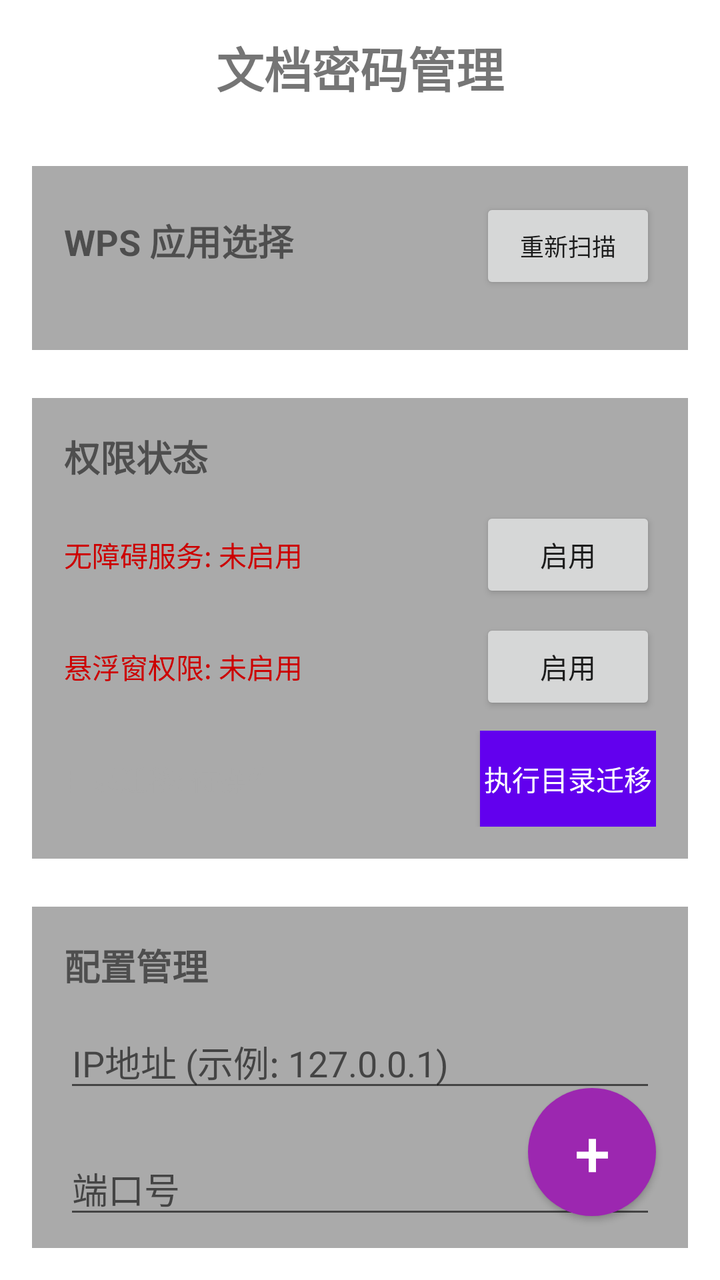
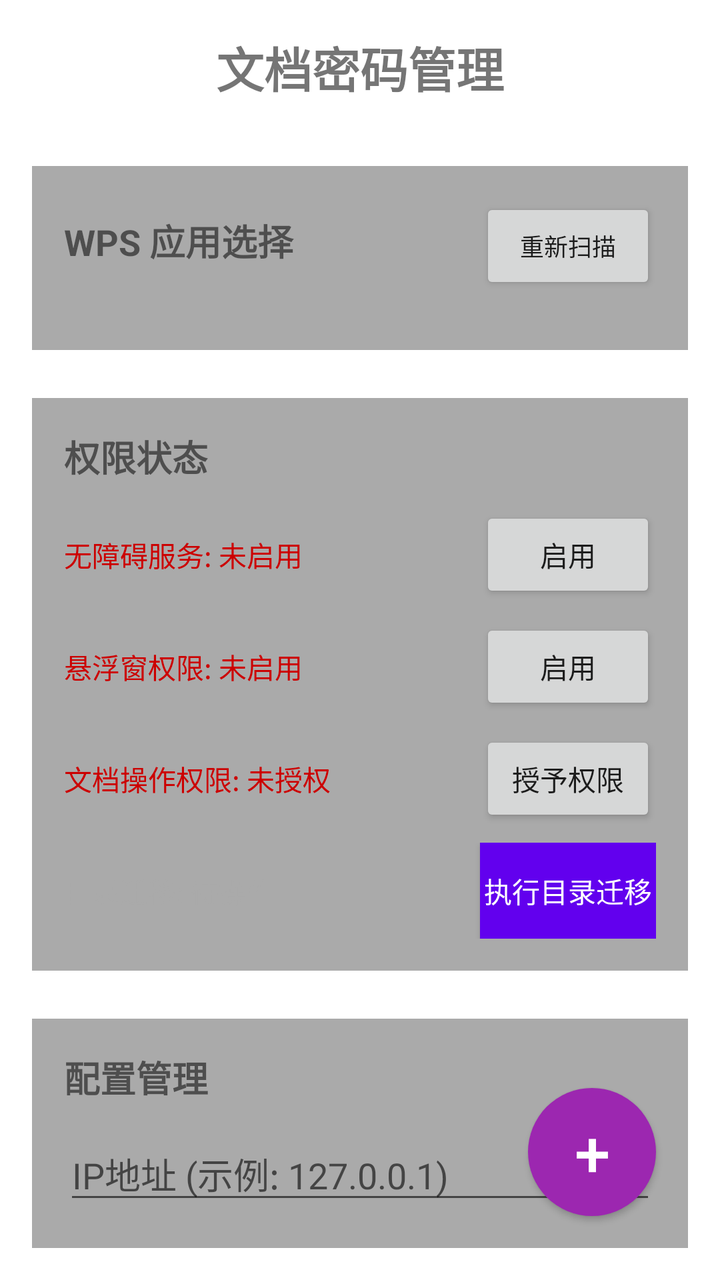

The first picture is an Android layout as it rendered before a commit; the second is the same layout after the commit. The layout source and the unified diff follow.
<!-- AndroidManifest.xml: application theme Theme.WpsPasswordManager -->
<!-- res/layout/activity_main.xml -->
<?xml version="1.0" encoding="utf-8"?>
<RelativeLayout xmlns:android="http://schemas.android.com/apk/res/android"
    xmlns:app="http://schemas.android.com/apk/res-auto"
    xmlns:tools="http://schemas.android.com/tools"
    android:layout_width="match_parent"
    android:layout_height="match_parent"
    tools:context=".ui.MainActivity">

    <androidx.core.widget.NestedScrollView
        android:layout_width="match_parent"
        android:layout_height="match_parent"
        android:padding="16dp">

    <LinearLayout
        android:layout_width="match_parent"
        android:layout_height="wrap_content"
        android:orientation="vertical">

    <TextView
        android:id="@+id/app_title"
        android:layout_width="wrap_content"
        android:layout_height="wrap_content"
        android:layout_gravity="center"
        android:layout_marginBottom="32dp"
        android:text="文档密码管理"
        android:textSize="24sp"
        android:textStyle="bold" />

    
    <LinearLayout
        android:layout_width="match_parent"
        android:layout_height="wrap_content"
        android:orientation="vertical"
        android:background="@android:color/darker_gray"
        android:padding="16dp"
        android:layout_marginBottom="24dp"
        android:radius="8dp">

        <LinearLayout
            android:layout_width="match_parent"
            android:layout_height="wrap_content"
            android:orientation="horizontal"
            android:layout_marginBottom="12dp">

            <TextView
                android:layout_width="0dp"
                android:layout_height="wrap_content"
                android:layout_weight="1"
                android:text="WPS 应用选择"
                android:textSize="18sp"
                android:textStyle="bold" />

            <Button
                android:id="@+id/scan_wps_button"
                android:layout_width="wrap_content"
                android:layout_height="wrap_content"
                android:text="重新扫描"
                android:textSize="12sp" />

        </LinearLayout>

        <LinearLayout
            android:id="@+id/wps_scanning_layout"
            android:layout_width="match_parent"
            android:layout_height="wrap_content"
            android:orientation="horizontal"
            android:gravity="center"
            android:visibility="gone"
            android:layout_marginBottom="12dp">

            <ProgressBar
                android:layout_width="24dp"
                android:layout_height="24dp"
                android:layout_marginEnd="8dp" />

            <TextView
                android:layout_width="wrap_content"
                android:layout_height="wrap_content"
                android:text="正在扫描应用..." />

        </LinearLayout>

        <LinearLayout
            android:id="@+id/wps_empty_layout"
            android:layout_width="match_parent"
            android:layout_height="wrap_content"
            android:orientation="vertical"
            android:visibility="gone"
            android:layout_marginBottom="12dp">

            <TextView
                android:layout_width="wrap_content"
                android:layout_height="wrap_content"
                android:text="未检测到 WPS 应用"
                android:textColor="@android:color/holo_red_dark"
                android:layout_gravity="center"
                android:layout_marginBottom="12dp" />

            <Button
                android:id="@+id/install_wps_button"
                android:layout_width="wrap_content"
                android:layout_height="wrap_content"
                android:text="前往应用商店安装"
                android:layout_gravity="center" />

        </LinearLayout>

        <androidx.recyclerview.widget.RecyclerView
            android:id="@+id/wps_app_list"
            android:layout_width="match_parent"
            android:layout_height="wrap_content"
            android:nestedScrollingEnabled="false"
            android:visibility="gone" />

        <TextView
            android:id="@+id/wps_selected_info"
            android:layout_width="wrap_content"
            android:layout_height="wrap_content"
            android:textSize="12sp"
            android:textColor="@android:color/holo_green_dark"
            android:visibility="gone"
            android:layout_marginTop="8dp" />

    </LinearLayout>

    
    <LinearLayout
        android:layout_width="match_parent"
        android:layout_height="wrap_content"
        android:orientation="vertical"
        android:background="@android:color/darker_gray"
        android:padding="16dp"
        android:layout_marginBottom="24dp"
        android:radius="8dp">

        <TextView
            android:id="@+id/permission_status_title"
            android:layout_width="wrap_content"
            android:layout_height="wrap_content"
            android:text="权限状态"
            android:textSize="18sp"
            android:textStyle="bold"
            android:layout_marginBottom="12dp"
            android:clickable="true"
            android:focusable="true" />

        <LinearLayout
            android:layout_width="match_parent"
            android:layout_height="wrap_content"
            android:orientation="horizontal"
            android:layout_marginBottom="8dp">

            <TextView
                android:id="@+id/accessibility_status"
                android:layout_width="0dp"
                android:layout_height="wrap_content"
                android:layout_weight="1"
                android:text="无障碍服务: 未启用"
                android:textColor="@android:color/holo_red_dark" />

            <Button
                android:id="@+id/enable_accessibility_button"
                android:layout_width="wrap_content"
                android:layout_height="wrap_content"
                android:text="启用" />

        </LinearLayout>

        <LinearLayout
            android:layout_width="match_parent"
            android:layout_height="wrap_content"
            android:orientation="horizontal"
            android:layout_marginBottom="8dp">

            <TextView
                android:id="@+id/overlay_status"
                android:layout_width="0dp"
                android:layout_height="wrap_content"
                android:layout_weight="1"
                android:text="悬浮窗权限: 未启用"
                android:textColor="@android:color/holo_red_dark" />

            <Button
                android:id="@+id/enable_overlay_button"
                android:layout_width="wrap_content"
                android:layout_height="wrap_content"
                android:text="启用" />

        </LinearLayout>

        <LinearLayout
            android:layout_width="match_parent"
            android:layout_height="wrap_content"
            android:orientation="horizontal">

            <TextView
                android:id="@+id/migration_status"
                android:layout_width="0dp"
                android:layout_height="wrap_content"
                android:layout_weight="1"
                android:text="目录迁移: 待操作"
                android:textColor="@android:color/darker_gray" />

            <Button
                android:id="@+id/migration_button"
                android:layout_width="wrap_content"
                android:layout_height="wrap_content"
                android:text="执行目录迁移"
                android:background="@color/purple_500"
                android:textColor="@color/white" />

        </LinearLayout>

    </LinearLayout>

    
    <LinearLayout
        android:layout_width="match_parent"
        android:layout_height="wrap_content"
        android:orientation="vertical"
        android:background="@android:color/darker_gray"
        android:padding="16dp"
        android:layout_marginBottom="24dp"
        android:radius="8dp">

        <TextView
            android:layout_width="wrap_content"
            android:layout_height="wrap_content"
            android:text="配置管理"
            android:textSize="18sp"
            android:textStyle="bold"
            android:layout_marginBottom="12dp" />

        <TextView
            android:id="@+id/user_info_text_view"
            android:layout_width="wrap_content"
            android:layout_height="wrap_content"
            android:layout_gravity="right"
            android:textColor="@android:color/holo_green_dark"
            android:layout_marginBottom="12dp"
            android:visibility="gone" />

        <LinearLayout
            android:layout_width="match_parent"
            android:layout_height="wrap_content"
            android:orientation="vertical"
            android:layout_marginBottom="12dp">

            <EditText
                android:id="@+id/ip_address_input"
                android:layout_width="match_parent"
                android:layout_height="wrap_content"
                android:hint="IP地址 (示例: 127.0.0.1)"
                android:inputType="text"
                android:layout_marginBottom="8dp" />

            <TextView
                android:id="@+id/ip_address_error"
                android:layout_width="match_parent"
                android:layout_height="wrap_content"
                android:textColor="@android:color/holo_red_dark"
                android:textSize="12sp"
                android:visibility="gone" />

        </LinearLayout>

        <LinearLayout
            android:layout_width="match_parent"
            android:layout_height="wrap_content"
            android:orientation="vertical"
            android:layout_marginBottom="12dp">

            <EditText
                android:id="@+id/port_input"
                android:layout_width="match_parent"
                android:layout_height="wrap_content"
                android:hint="端口号"
                android:inputType="number"
                android:layout_marginBottom="8dp" />

            <TextView
                android:id="@+id/port_error"
                android:layout_width="match_parent"
                android:layout_height="wrap_content"
                android:textColor="@android:color/holo_red_dark"
                android:textSize="12sp"
                android:visibility="gone" />

        </LinearLayout>

        <LinearLayout
            android:layout_width="match_parent"
            android:layout_height="wrap_content"
            android:orientation="vertical"
            android:layout_marginBottom="12dp">

            <EditText
                android:id="@+id/username_input"
                android:layout_width="match_parent"
                android:layout_height="wrap_content"
                android:hint="用户名"
                android:inputType="text"
                android:layout_marginBottom="8dp" />

            <TextView
                android:id="@+id/username_error"
                android:layout_width="match_parent"
                android:layout_height="wrap_content"
                android:textColor="@android:color/holo_red_dark"
                android:textSize="12sp"
                android:visibility="gone" />

        </LinearLayout>

        <LinearLayout
            android:layout_width="match_parent"
            android:layout_height="wrap_content"
            android:orientation="vertical"
            android:layout_marginBottom="12dp">

            <EditText
                android:id="@+id/password_input"
                android:layout_width="match_parent"
                android:layout_height="wrap_content"
                android:hint="密码"
                android:inputType="textPassword"
                android:layout_marginBottom="8dp" />

            <TextView
                android:id="@+id/password_error"
                android:layout_width="match_parent"
                android:layout_height="wrap_content"
                android:textColor="@android:color/holo_red_dark"
                android:textSize="12sp"
                android:visibility="gone" />

        </LinearLayout>

        <LinearLayout
            android:layout_width="match_parent"
            android:layout_height="wrap_content"
            android:orientation="horizontal"
            android:layout_marginBottom="16dp">

            <CheckBox
                android:id="@+id/remember_password_checkbox"
                android:layout_width="wrap_content"
                android:layout_height="wrap_content"
                android:text="记住密码" />

        </LinearLayout>

        <Button
            android:id="@+id/login_button"
            android:layout_width="match_parent"
            android:layout_height="wrap_content"
            android:text="登录"
            android:background="@android:color/holo_purple"
            android:textColor="@android:color/white" />

    </LinearLayout>

    
    <Button
        android:id="@+id/generate_password_button"
        android:layout_width="match_parent"
        android:layout_height="wrap_content"
        android:layout_marginBottom="16dp"
        android:text="生成密码"
        android:background="@android:color/holo_blue_light"
        android:textColor="@android:color/white"
        android:visibility="gone" />

    <Button
        android:id="@+id/manage_passwords_button"
        android:layout_width="match_parent"
        android:layout_height="wrap_content"
        android:layout_marginBottom="16dp"
        android:text="管理密码"
        android:background="@android:color/holo_green_light"
        android:textColor="@android:color/white"
        android:visibility="gone" />



    
    <LinearLayout
        android:layout_width="match_parent"
        android:layout_height="wrap_content"
        android:orientation="vertical"
        android:background="@android:color/darker_gray"
        android:padding="16dp"
        android:layout_marginTop="24dp">

        <TextView
            android:layout_width="wrap_content"
            android:layout_height="wrap_content"
            android:text="使用指南"
            android:textSize="16sp"
            android:textStyle="bold"
            android:layout_marginBottom="8dp" />

        <TextView
            android:layout_width="wrap_content"
            android:layout_height="wrap_content"
            android:text="1. 启用无障碍服务和悬浮窗权限"
            android:layout_marginBottom="4dp" />

        <TextView
            android:layout_width="wrap_content"
            android:layout_height="wrap_content"
            android:text="2. 从文件管理器或其他应用选择文件，使用 WPS 密码助手打开"
            android:layout_marginBottom="4dp" />

    </LinearLayout>

    
    <TextView
        android:id="@+id/version_text_view"
        android:layout_width="wrap_content"
        android:layout_height="wrap_content"
        android:textSize="12sp"
        android:textColor="@android:color/darker_gray"
        android:layout_gravity="center"
        android:layout_marginTop="24dp" />

    </LinearLayout>
</androidx.core.widget.NestedScrollView>

    <Button
        android:id="@+id/fab_add_document"
        android:layout_width="64dp"
        android:layout_height="64dp"
        android:layout_alignParentBottom="true"
        android:layout_alignParentEnd="true"
        android:layout_marginBottom="32dp"
        android:layout_marginEnd="32dp"
        android:text="+"
        android:textSize="32sp"
        android:textColor="@android:color/white"
        android:background="@drawable/circle_button_background"
        android:elevation="8dp" />

</RelativeLayout>
<!-- resources referenced by this layout -->
<resources>
  <color name="purple_500">#FF6200EE</color>
  <color name="white">#FFFFFFFF</color>
  <!-- drawable circle_button_background (drawable) -->
  <?xml version="1.0" encoding="utf-8"?>
  <shape xmlns:android="http://schemas.android.com/apk/res/android"
      android:shape="oval">
      <solid android:color="#9C27B0" />
  </shape>
  <style name="Theme.WpsPasswordManager" parent="Theme.MaterialComponents.DayNight.DarkActionBar">
          
          <item name="colorPrimary">@color/purple_500</item>
          <item name="colorPrimaryVariant">@color/purple_700</item>
          <item name="colorOnPrimary">@color/white</item>
          
          <item name="colorSecondary">@color/teal_200</item>
          <item name="colorSecondaryVariant">@color/teal_700</item>
          <item name="colorOnSecondary">@color/black</item>
          
          <item name="android:statusBarColor" tools:targetApi="l">?attr/colorPrimaryVariant</item>
          
      </style>
  <color name="purple_700">#FF3700B3</color>
  <color name="teal_200">#FF03DAC5</color>
  <color name="teal_700">#FF018786</color>
  <color name="black">#FF000000</color>
</resources>

<!-- the commit's change to res/layout/activity_main.xml (unified diff, before → after) -->
@@ -185,6 +185,28 @@
                 android:layout_width="wrap_content"
                 android:layout_height="wrap_content"
                 android:text="启用" />
+
+        </LinearLayout>
+
+        <LinearLayout
+            android:layout_width="match_parent"
+            android:layout_height="wrap_content"
+            android:orientation="horizontal"
+            android:layout_marginBottom="8dp">
+
+            <TextView
+                android:id="@+id/manage_storage_status"
+                android:layout_width="0dp"
+                android:layout_height="wrap_content"
+                android:layout_weight="1"
+                android:text="文档操作权限: 未授权"
+                android:textColor="@android:color/holo_red_dark" />
+
+            <Button
+                android:id="@+id/manage_storage_button"
+                android:layout_width="wrap_content"
+                android:layout_height="wrap_content"
+                android:text="授予权限" />
 
         </LinearLayout>
 
